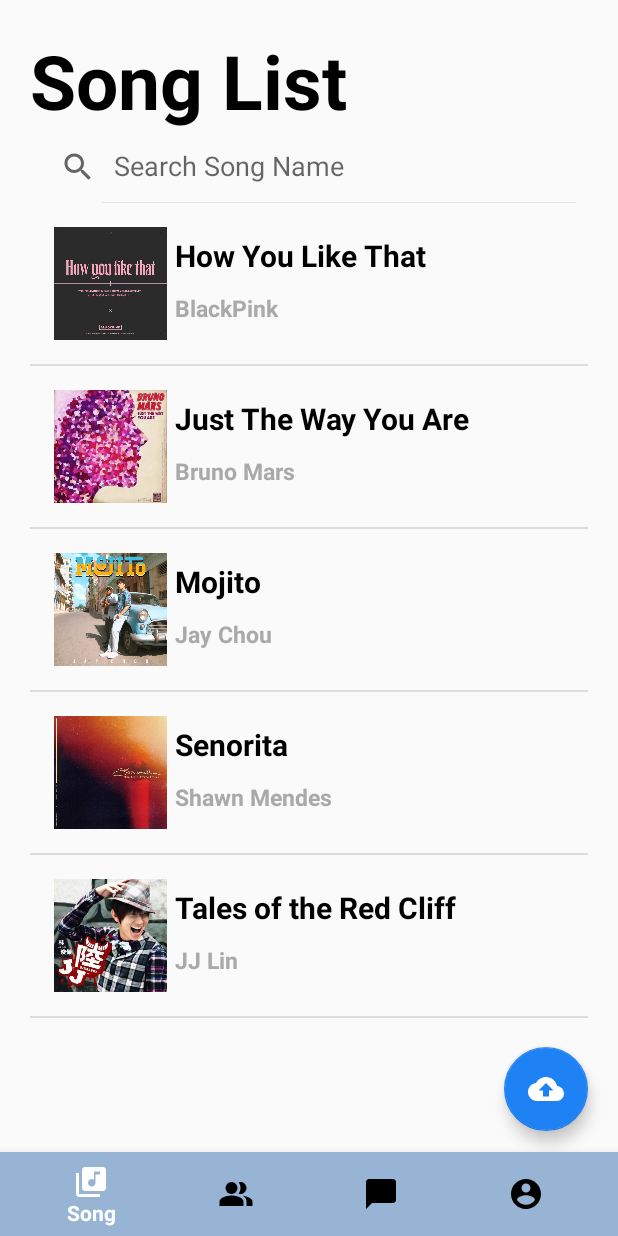
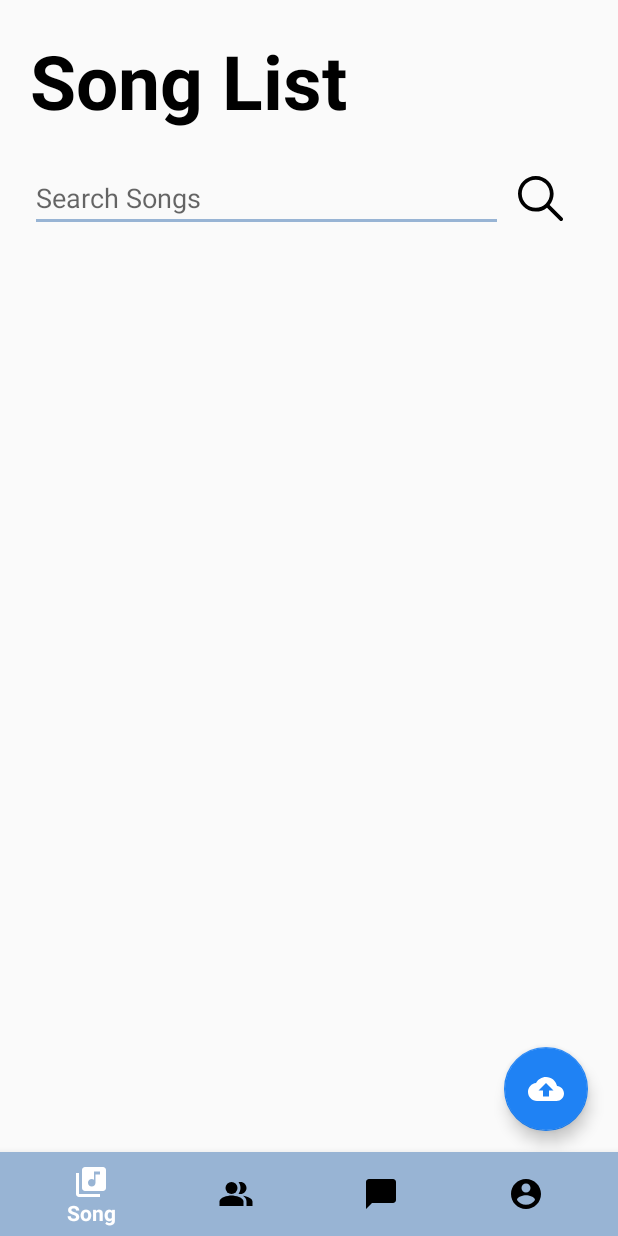
Before and after one commit to MADStudentUtar/MADAssignment, an Android app: the screen it shows after launch once a user with an empty profile is signed in (SongList), on a phone screen of 412 x 824 dp. Run offline under Robolectric (Android 15) with nearby library versions, the phone set to English and light mode, and no system bars; our stand-ins replace Firebase (no records; nobody signed in at launch, a user with empty details on screens opened directly), Picasso; pictures from the network do not load.

Commit message:
retrieve song from firebase

```diff
--- a/app/build.gradle
+++ b/app/build.gradle
@@ -36,6 +36,7 @@
     //implementation 'com.google.firebase:firebase-auth:16.0.5'
     implementation 'com.google.firebase:firebase-auth:17.0.0'
     implementation 'com.google.android.material:material:1.2.0'
+    implementation 'com.firebaseui:firebase-ui-firestore:6.2.0'
     testImplementation 'junit:junit:4.12'
     androidTestImplementation 'androidx.test.ext:junit:1.1.1'
     androidTestImplementation 'androidx.test.espresso:espresso-core:3.2.0'
--- a/app/src/main/java/utar/edu/mad/SongList.java
+++ b/app/src/main/java/utar/edu/mad/SongList.java
@@ -1,24 +1,18 @@
 package utar.edu.mad;
 
-import android.content.Context;
 import android.content.Intent;
 import android.os.Bundle;
-import android.view.LayoutInflater;
+import android.util.Log;
 import android.view.MenuItem;
 import android.view.View;
-import android.view.ViewGroup;
-import android.widget.AdapterView;
-import android.widget.ArrayAdapter;
-import android.widget.ImageView;
-import android.widget.ListView;
-import android.widget.TextView;
-import android.widget.Toast;
+import android.widget.Button;
 
 import androidx.annotation.NonNull;
-import androidx.annotation.Nullable;
 import androidx.appcompat.app.AppCompatActivity;
-import androidx.appcompat.widget.SearchView;
+import androidx.recyclerview.widget.LinearLayoutManager;
+import androidx.recyclerview.widget.RecyclerView;
 
+import com.firebase.ui.firestore.FirestoreRecyclerOptions;
 import com.google.android.gms.tasks.OnCompleteListener;
 import com.google.android.gms.tasks.Task;
 import com.google.android.material.bottomnavigation.BottomNavigationView;
@@ -27,17 +21,15 @@
 import com.google.firebase.firestore.DocumentReference;
 import com.google.firebase.firestore.DocumentSnapshot;
 import com.google.firebase.firestore.FirebaseFirestore;
+import com.google.firebase.firestore.Query;
 
-public class SongList extends AppCompatActivity {
+public class SongList extends AppCompatActivity implements FirestoreAdapter.OnListItemClick {
     FirebaseFirestore db = FirebaseFirestore.getInstance();
     DocumentReference documentReference;
+    Button searchBtn;
 
-    SearchView searchView;
-    ListView listView;
-    MyAdapter adapter;
-    String mTitle[] = {"How You Like That", "Just The Way You Are", "Mojito", "Senorita", "Tales of the Red Cliff"};
-    String mSinger[] = {"BlackPink", "Bruno Mars", "Jay Chou", "Shawn Mendes", "JJ Lin"};
-    int images[] = {R.drawable.blackpink, R.drawable.brunomars, R.drawable.jaychou, R.drawable.shawn, R.drawable.jjlin};
+    private RecyclerView firestoreList;
+    private FirestoreAdapter adapter;
 
     String currentUserID = FirebaseAuth.getInstance().getCurrentUser().getUid();
 
@@ -47,54 +39,24 @@
         super.onCreate(savedInstanceState);
         setContentView(R.layout.activity_song_list);
 
+        firestoreList = findViewById(R.id.firestore_list);
+
         documentReference = db.collection("user").document(currentUserID).collection("profile").document("profile_details");
 
-        //list view
-        listView = findViewById(R.id.lists);
+        //Query songs from firebase
+        Query querySong = db.collection("user").document(currentUserID).collection("songs");
 
-        adapter = new MyAdapter(this, mTitle,mSinger,images);
-        listView.setAdapter(adapter);
+        //RecyclerOptions
+        FirestoreRecyclerOptions<SongModel> options = new FirestoreRecyclerOptions.Builder<SongModel>()
+                .setQuery(querySong, SongModel.class)
+                .build();
+        adapter = new FirestoreAdapter(options,this);
+        firestoreList.setHasFixedSize(true);
+        firestoreList.setLayoutManager(new LinearLayoutManager(this));
+        firestoreList.setAdapter(adapter);
 
-        //set item click on list view
-        listView.setOnItemClickListener(new AdapterView.OnItemClickListener() {
-            @Override
-            public void onItemClick(AdapterView<?> parent, View view, int position, long id) {
-                if (position == 0){
-                    Toast.makeText(SongList.this, "BlackPink", Toast.LENGTH_SHORT).show();
-                }
-                if (position == 1){
-                    Toast.makeText(SongList.this, "Bruno Mars", Toast.LENGTH_SHORT).show();
-                }
-                if (position == 2){
-                    Toast.makeText(SongList.this, "Jay Chou", Toast.LENGTH_SHORT).show();
-                }
-                if (position == 3){
-                    Toast.makeText(SongList.this, "Shawn Mendes", Toast.LENGTH_SHORT).show();
-                }
-                if (position == 4){
-                    Toast.makeText(SongList.this, "JJ Lin", Toast.LENGTH_SHORT).show();
-                }
-
-            }
-        });
-
-        //search view
-        searchView = (SearchView) findViewById(R.id.searchSong);
-        searchView.setOnQueryTextListener(new SearchView.OnQueryTextListener() {
-            @Override
-            public boolean onQueryTextSubmit(String s) {
-                SongList.this.adapter.getFilter().filter(s);
-                adapter.notifyDataSetChanged();
-                return false;
-            }
-
-            @Override
-            public boolean onQueryTextChange(String s) {
-                SongList.this.adapter.getFilter().filter(s);
-                adapter.notifyDataSetChanged();
-                return false;
-            }
-        });
+        //search button
+        searchBtn = findViewById(R.id.searchBtn);
 
         //floating upload button
         FloatingActionButton fab = findViewById(R.id.btn);
@@ -151,42 +113,27 @@
                 });
     }
 
+
+    @Override
+    protected void onStop(){
+        super.onStop();
+        adapter.stopListening();
+    }
+
     @Override
     protected void onStart() {
         super.onStart();
+        adapter.startListening();
+        //change bottom navigation to song
         BottomNavigationView bottomNavigationView = findViewById(R.id.bottom_nav);
         bottomNavigationView.setSelectedItemId(R.id.songList);
     }
 
-    class MyAdapter extends ArrayAdapter<String> {
-        Context context;
-        String rTitle[];
-        String rName[];
-        int rImage[];
+    // click on the item on recyclerView
+    @Override
+    public void onItemClick(DocumentSnapshot snapshot, int position) {
+        Log.d("ITEM_CLICK", "Clicked an item:" + position);
+        Log.d("Reference", String.valueOf(snapshot.getData()));
 
-        MyAdapter (Context c, String title[], String name[], int img[]) {
-            super(c, R.layout.row, R.id.name, title);
-            this.context = c;
-            this.rTitle = title;
-            this.rName = name;
-            this.rImage = img;
-        }
-
-        @NonNull
-        @Override
-        public View getView(int position, @Nullable View convertView, @NonNull ViewGroup parent) {
-            LayoutInflater layoutInflater = (LayoutInflater)getApplicationContext().getSystemService(Context.LAYOUT_INFLATER_SERVICE);
-            View row = layoutInflater.inflate(R.layout.row, parent, false);
-            ImageView images = row.findViewById(R.id.image);
-            TextView songTitle = row.findViewById(R.id.title);
-            TextView singerName = row.findViewById(R.id.name);
-
-            // set resources on View
-            images.setImageResource(rImage[position]);
-            songTitle.setText(getItem(position));
-            singerName.setText(rName[position]);
-
-            return row;
-        }
     }
 }
--- a/app/src/main/res/layout/activity_song_list.xml
+++ b/app/src/main/res/layout/activity_song_list.xml
@@ -20,20 +20,48 @@
             android:textSize="50sp"
             android:textStyle="bold" />
 
-        <androidx.appcompat.widget.SearchView
-            android:id="@+id/searchSong"
+        <LinearLayout
             android:layout_width="match_parent"
             android:layout_height="wrap_content"
-            app:queryHint="Search Song Name"
-            app:iconifiedByDefault="false">
+            android:weightSum="10"
+            android:layout_marginTop="20dp"
+            android:orientation="horizontal">
 
-        </androidx.appcompat.widget.SearchView>
-        <ListView
+            <EditText
+                android:id="@+id/searchSong"
+                android:layout_width="0dp"
+                android:layout_height="wrap_content"
+                android:layout_gravity="center"
+                android:layout_weight="9.8"
+                android:backgroundTint="@color/colorTheme"
+                android:ems="10"
+                android:hint="@string/search_songs"
+                android:inputType="text"
+                android:autofillHints="" />
+
+            <Button
+                android:id="@+id/searchBtn"
+                android:layout_width="30dp"
+                android:layout_height="30dp"
+                android:layout_margin="10dp"
+                android:layout_gravity="center_horizontal|center_vertical"
+                android:background="@drawable/search_icon"/>
+        </LinearLayout>
+
+        <androidx.recyclerview.widget.RecyclerView
+            android:id="@+id/firestore_list"
             android:layout_width="match_parent"
-            android:layout_height="match_parent"
-            android:id="@+id/lists"
-            android:layout_marginBottom="40dp">
-        </ListView>
+            android:layout_height="match_parent" />
+
+        <!--        <androidx.appcompat.widget.SearchView-->
+<!--            android:id="@+id/searchSong"-->
+<!--            android:layout_width="match_parent"-->
+<!--            android:layout_height="wrap_content"-->
+<!--            app:queryHint="Search Song Name"-->
+<!--            app:iconifiedByDefault="false">-->
+
+<!--        </androidx.appcompat.widget.SearchView>-->
+
 
     </LinearLayout>
 
--- a/app/src/main/res/layout/row.xml
+++ b/app/src/main/res/layout/row.xml
@@ -8,7 +8,7 @@
     android:padding="16dp">
 
     <ImageView
-        android:id="@+id/image"
+        android:id="@+id/song_image"
         android:layout_width="75dp"
         android:layout_height="75dp"
         app:srcCompat="@drawable/audiotrack"
@@ -17,10 +17,11 @@
     <LinearLayout
         android:layout_width="match_parent"
         android:layout_height="wrap_content"
+        android:layout_marginStart="10dp"
         android:orientation="vertical">
 
         <TextView
-            android:id="@+id/title"
+            android:id="@+id/song_title"
             android:layout_width="match_parent"
             android:layout_height="wrap_content"
             android:text="@string/title"
@@ -30,7 +31,7 @@
             android:textSize="20sp"/>
 
         <TextView
-            android:id="@+id/name"
+            android:id="@+id/song_artist"
             android:layout_width="match_parent"
             android:layout_height="wrap_content"
             android:text="@string/sub_title"
--- a/app/src/main/res/values/strings.xml
+++ b/app/src/main/res/values/strings.xml
@@ -15,4 +15,5 @@
     <string name="upload">Upload</string>
     <string name="no_file_selected">No file selected</string>
     <string name="browse">Browse</string>
+    <string name="search_songs">Search Songs</string>
 </resources>
```
Also changed, not shown: app/src/main/java/utar/edu/mad/FirestoreAdapter.java (added, +70 -0 lines), app/src/main/java/utar/edu/mad/SongModel.java (added, +108 -0 lines), app/src/main/java/utar/edu/mad/SongUpload.java (+1 -6 lines), app/src/main/res/drawable/blackpink.jpg (deleted), app/src/main/res/drawable/brunomars.jpg (deleted), app/src/main/res/drawable/jaychou.jpg (deleted), app/src/main/res/drawable/jjlin.jpg (deleted), app/src/main/res/drawable/shawn.jpg (deleted).
